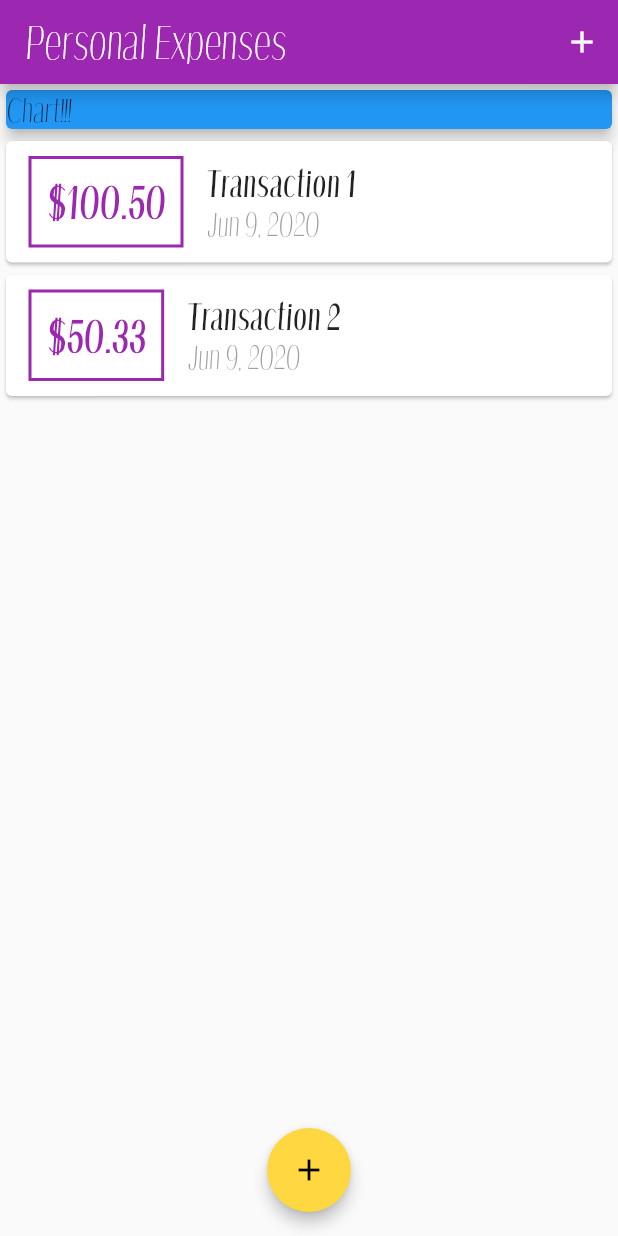
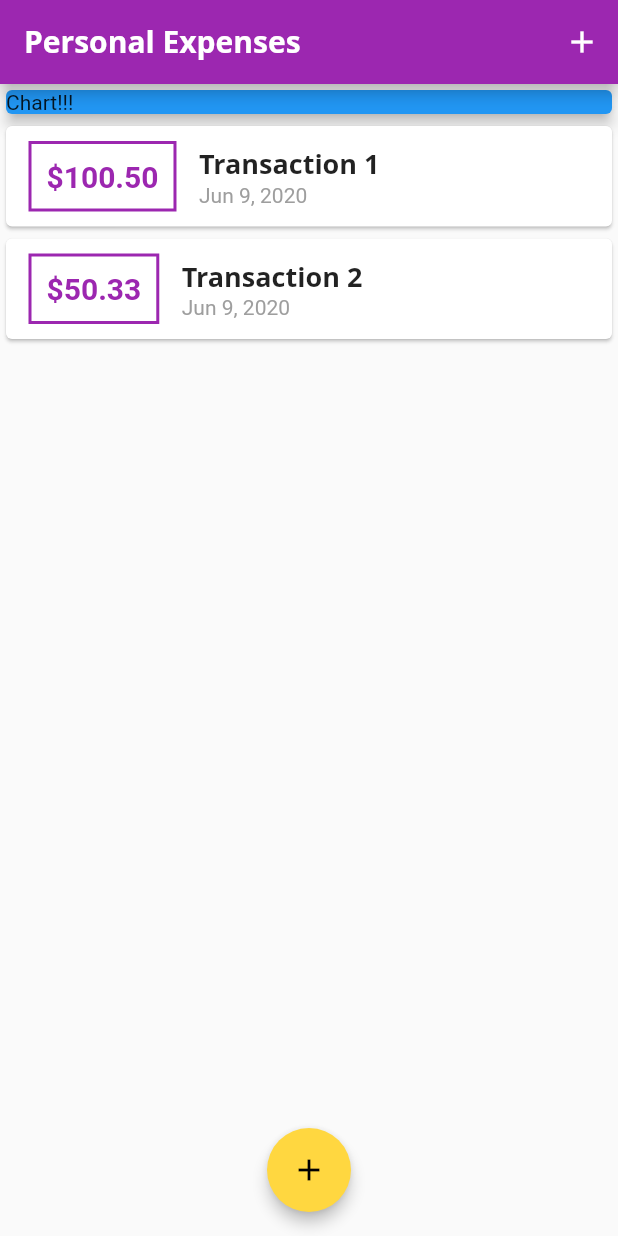
Before and after one commit to Reyst/personal_expenses, a Flutter app: the screen it shows after launch, on a phone screen of 412 x 824 dp. Run offline on Flutter 3.47's test engine with Material 2 defaults, Android fonts, the phone set to English and light mode, and no system bars.

Commit message:
Add a global theme for titles

```diff
--- a/lib/main.dart
+++ b/lib/main.dart
@@ -18,7 +18,23 @@ class MyApp extends StatelessWidget {
         primarySwatch: Colors.purple,
         accentColor: Colors.amberAccent,
         hintColor: Colors.blueGrey,
-        fontFamily: 'Void',
+        fontFamily: 'Quicksand',
+        textTheme: ThemeData.light().textTheme.copyWith(
+              title: TextStyle(
+                fontFamily: 'OpenSans',
+                fontSize: 18.0,
+                fontWeight: FontWeight.bold,
+              ),
+            ),
+        appBarTheme: AppBarTheme(
+          textTheme: ThemeData.light().textTheme.copyWith(
+                title: TextStyle(
+                  fontFamily: 'OpenSans',
+                  fontSize: 20.0,
+                  fontWeight: FontWeight.bold,
+                ),
+              ),
+        ),
         bottomSheetTheme: BottomSheetThemeData(
           elevation: 8,
           modalBackgroundColor: Colors.purple[100],
--- a/lib/widgets/transaction_list.dart
+++ b/lib/widgets/transaction_list.dart
@@ -1,29 +1,29 @@
-
-
 import 'package:flutter/material.dart';
 import 'package:intl/intl.dart';
-
 
 import '../models/transaction.dart';
 
 class TransactionList extends StatelessWidget {
-
   final List<Transaction> transactions;
 
-  const TransactionList({Key key, this.transactions}) : super(key: key);
+  TransactionList({Key key, this.transactions}) : super(key: key);
+
+  Color _highlightedTextColor;
 
   @override
   Widget build(BuildContext context) {
+    _highlightedTextColor = Theme.of(context).primaryColor;
+
     return Container(
       height: 550,
       child: ListView.builder(
-        itemBuilder: (ctx, index) => txToWidget(transactions[index]),
+        itemBuilder: (ctx, index) => txToWidget(context, transactions[index]),
         itemCount: transactions.length,
       ),
     );
   }
 
-  Widget txToWidget(Transaction tx) {
+  Widget txToWidget(BuildContext context, Transaction tx) {
     return Card(
       child: Row(
         children: <Widget>[
@@ -33,16 +33,16 @@ class TransactionList extends StatelessWidget {
               horizontal: 15,
             ),
             decoration: BoxDecoration(
-                border: Border.all(
-                  color: Colors.purple,
-                  width: 2,
-                ),
+              border: Border.all(
+                color: _highlightedTextColor,
+                width: 2,
+              ),
             ),
             padding: EdgeInsets.all(10),
             child: Text(
               "\$${tx.amount.toStringAsFixed(2)}",
               style: TextStyle(
-                color: Colors.purple,
+                color: _highlightedTextColor,
                 fontSize: 20,
                 fontWeight: FontWeight.bold,
               ),
@@ -53,10 +53,7 @@ class TransactionList extends StatelessWidget {
             children: <Widget>[
               Text(
                 tx.title,
-                style: TextStyle(
-                  fontSize: 16,
-                  fontWeight: FontWeight.bold,
-                ),
+                style: Theme.of(context).textTheme.title,
               ),
               Text(
                 DateFormat.yMMMd().format(tx.date),
--- a/pubspec.yaml
+++ b/pubspec.yaml
@@ -88,3 +88,9 @@ flutter:
         - asset: assets/fonts/open-sans.ttf
         - asset: assets/fonts/open-sans-bold.ttf
           weight: 700
+
+    - family: Quicksand
+      fonts:
+        - asset: assets/fonts/quicksand-regular.ttf
+        - asset: assets/fonts/quicksand-bold.ttf
+          weight: 700
```
Also changed, not shown: pubspec.lock.
